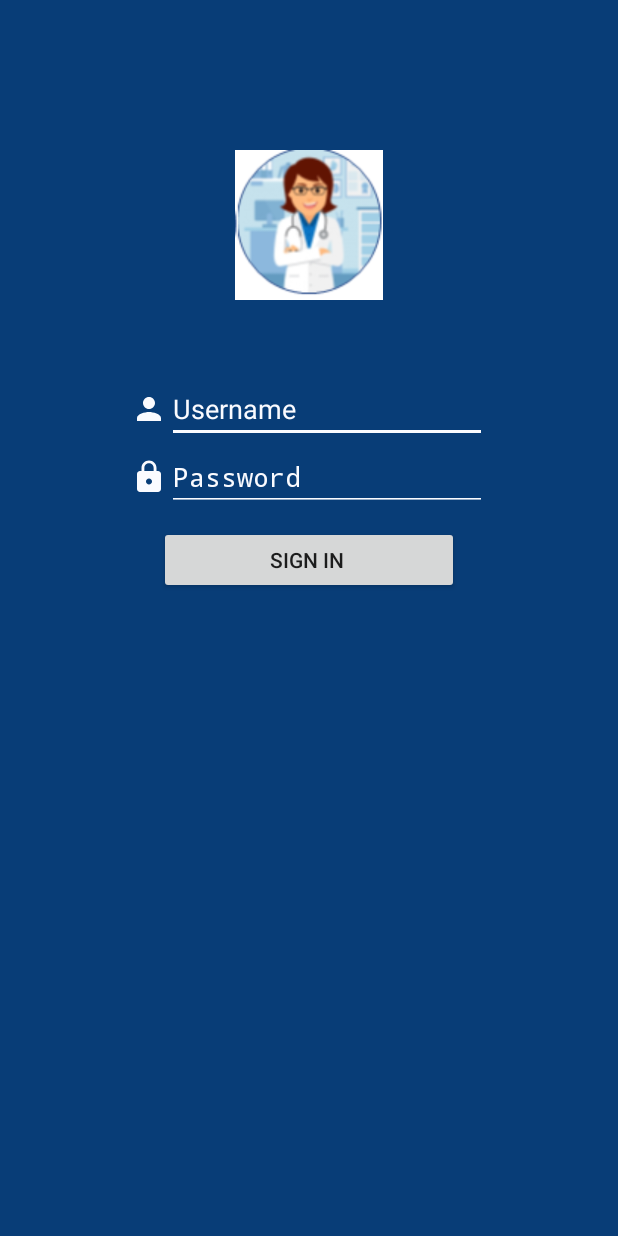
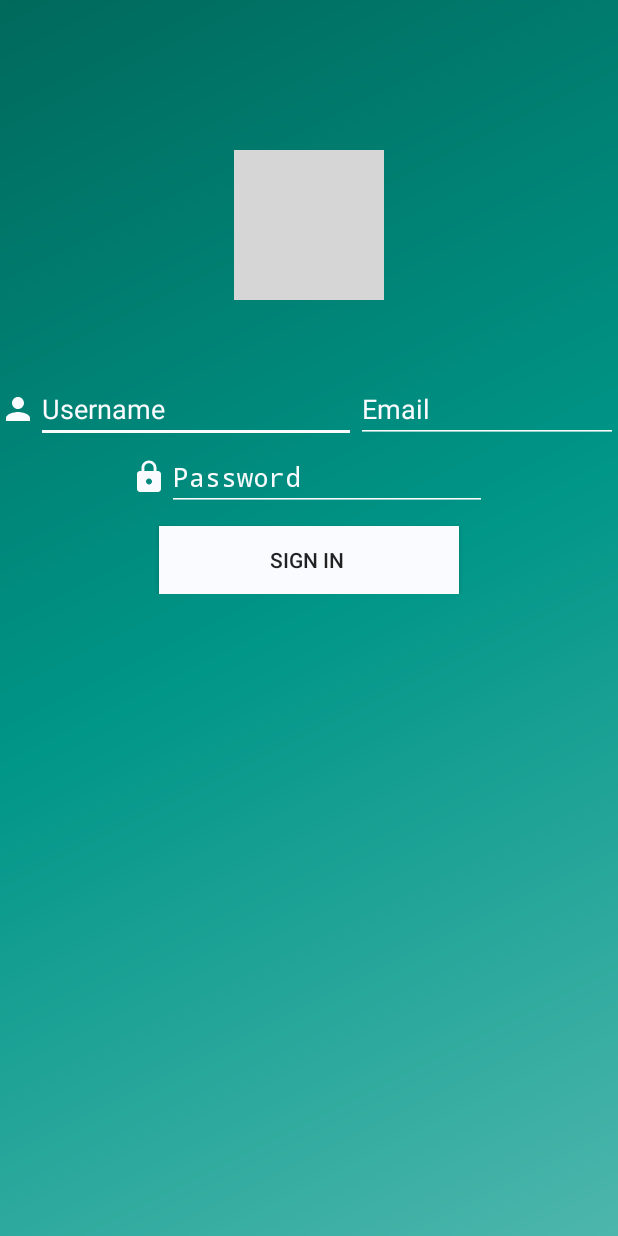
Before and after one commit to shazakazia/Project2018, an Android app: the screen it shows after launch (loginScreen), on a phone screen of 412 x 824 dp. Run offline under Robolectric (Android 15) with nearby library versions, the phone set to English and light mode, and no system bars; our stand-ins replace Volley; grey boxes are pictures that could not be loaded.

Commit message:
NEW LOGIN XML

```diff
--- a/app/src/main/res/layout/activity_login_screen.xml
+++ b/app/src/main/res/layout/activity_login_screen.xml
@@ -1,4 +1,5 @@
 <?xml version="1.0" encoding="utf-8"?>
+<!--NEW LOGIN-->
 <android.support.constraint.ConstraintLayout xmlns:android="http://schemas.android.com/apk/res/android"
     xmlns:app="http://schemas.android.com/apk/res-auto"
     xmlns:tools="http://schemas.android.com/tools"
@@ -8,14 +9,15 @@
     <LinearLayout
         android:layout_width="match_parent"
         android:layout_height="match_parent"
-        android:background= "@color/darkblue"
+        android:background= "@drawable/side_nav_bar"
         android:orientation="vertical">
     <ImageView
         android:layout_width="100dp"
         android:layout_height="100dp"
-        android:src="@drawable/propic"
+        android:src="@drawable/ic_local_hospital_black_24dp"
         android:layout_gravity="center_horizontal"
-        android:layout_marginTop="100dp"/>
+        android:layout_marginTop="100dp"
+        android:background="@color/white"/>
     <LinearLayout
         android:layout_width="match_parent"
         android:layout_height="wrap_content"
@@ -35,13 +37,23 @@
                 android:src="@drawable/ic_person_black_24dp"/>
 
             <EditText
-                android:id="@+id/Login"
+                android:id="@+id/username"
                 android:layout_width="wrap_content"
                 android:layout_height="wrap_content"
                 android:backgroundTint="@color/white"
                 android:ems="10"
                 android:hint="Username"
                 android:inputType="textPersonName"
+                android:textColor="@color/white"
+                android:textColorHint="@color/white" />
+            <EditText
+                android:id="@+id/email"
+                android:layout_width="wrap_content"
+                android:layout_height="wrap_content"
+                android:backgroundTint="@color/white"
+                android:ems="10"
+                android:hint="Email"
+                android:inputType="textEmailAddress"
                 android:textColor="@color/white"
                 android:textColorHint="@color/white" />
         </LinearLayout>
@@ -57,7 +69,7 @@
                 android:src="@drawable/ic_lock_black_24dp"
                 android:tint="@color/white"/>
             <EditText
-                android:id="@+id/Password"
+                android:id="@+id/password"
                 android:layout_width="wrap_content"
                 android:layout_height="wrap_content"
                 android:ems="10"
@@ -66,6 +78,7 @@
                 android:textColor="@color/white"
                 android:textColorHint="@color/white"
                 android:backgroundTint="@color/white"/>
+
         </LinearLayout>
         <Button
             android:id="@+id/signin"
@@ -75,6 +88,7 @@
             android:layout_marginTop="10dp"
             android:text="Sign in "
             android:layout_gravity="center_horizontal"
+            android:background="@color/white"
             />
     </LinearLayout>
     </LinearLayout>
```
